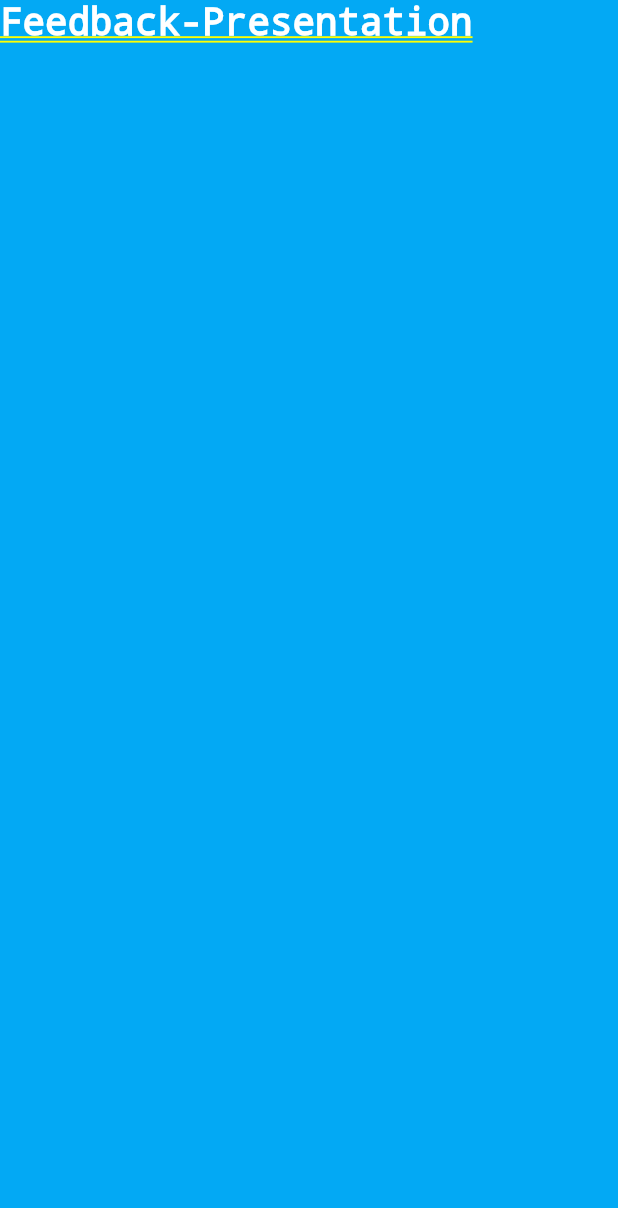
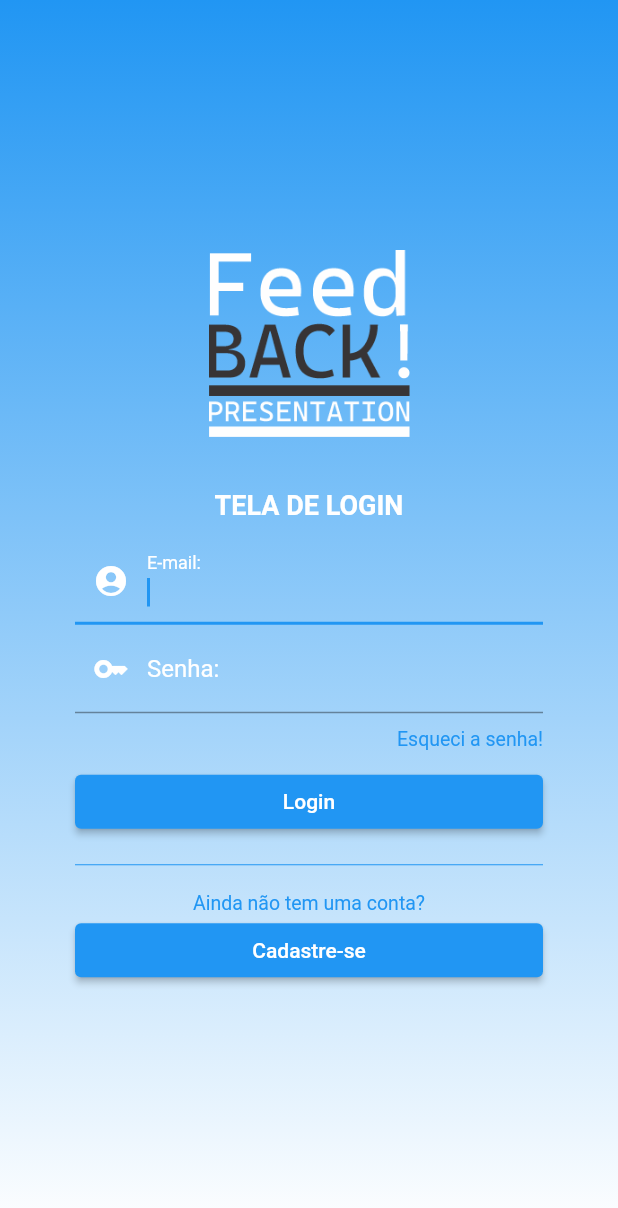
Before and after one commit to Deivison-Amorim/Fundamentos-da-Programa-Aplicada, a Flutter app: the screen it shows after launch, on a phone screen of 412 x 824 dp. Shown: the top 1208 px of the screen. Run offline on Flutter 3.47's test engine with Material 2 defaults, Android fonts, the light colour scheme and no system bars.

Commit message:
Tela de login

```diff
--- a/lib/main.dart
+++ b/lib/main.dart
@@ -1,6 +1,7 @@
 import 'package:flutter/material.dart'
     show BuildContext, MaterialApp, StatelessWidget, Widget, runApp;
-import 'package:flutter_application_1/home.dart';
+import 'package:flutter_application_1/screens/home.dart';
+import 'package:flutter_application_1/screens/login.dart';
 
 void main() {
   runApp(MyApp());
@@ -11,7 +12,7 @@ class MyApp extends StatelessWidget {
   Widget build(BuildContext context) {
     return MaterialApp(
       title: 'Feedback-Presentantion',
-      home: HomeScreen(),
+      home: LoginScreeen(),
       debugShowCheckedModeBanner: false,
     );
   }
--- a/lib/home.dart
+++ b/lib/screens/home.dart
@@ -9,7 +9,16 @@ class HomeScreen extends StatefulWidget {
 class _HomeScreenState extends State<HomeScreen> {
   @override
   Widget build(BuildContext context) {
-    return Container(
+    return Scaffold(
+      appBar: AppBar(
+        title: Text("Feedback-Presentation App"),
+        leading: Icon(Icons.menu),
+      ),
+      floatingActionButton: FloatingActionButton(
+        onPressed: () {},
+        child: Icon(Icons.add),
+      ),
+      body: Container(
         color: Colors.lightBlue,
         child: Text(
           "Feedback-Presentation",
@@ -17,6 +26,8 @@ class _HomeScreenState extends State<HomeScreen> {
             color: Colors.white,
             fontSize: 25,
           ),
-        ));
+        ),
+      ),
+    );
   }
 }
--- /dev/null
+++ b/lib/screens/login.dart
@@ -0,0 +1,118 @@
+import 'package:flutter/cupertino.dart';
+import 'package:flutter/material.dart';
+
+class LoginScreeen extends StatefulWidget {
+  const LoginScreeen({Key? key}) : super(key: key);
+  @override
+  State<LoginScreeen> createState() => _LoginScreeenState();
+}
+
+class _LoginScreeenState extends State<LoginScreeen> {
+  bool continueConnected = false;
+  @override
+  Widget build(BuildContext context) {
+    return Scaffold(
+      body: Container(
+        padding: EdgeInsets.symmetric(horizontal: 50, vertical: 30),
+        decoration: BoxDecoration(
+          gradient: LinearGradient(
+              begin: Alignment.topCenter,
+              end: Alignment.bottomCenter,
+              colors: [Colors.blue, Colors.white]),
+        ),
+        child: Column(
+          mainAxisAlignment: MainAxisAlignment.center,
+          crossAxisAlignment: CrossAxisAlignment.stretch,
+          children: [
+            Image.asset(
+              "assets/icon_1.png",
+              height: 125,
+            ),
+            Padding(
+              padding: EdgeInsets.only(
+                bottom: 35,
+              ),
+            ),
+            Text(
+              "TELA DE LOGIN",
+              textAlign: TextAlign.center,
+              style: TextStyle(
+                color: Colors.white,
+                fontSize: 18,
+                fontWeight: FontWeight.bold,
+              ),
+            ),
+            Padding(
+              padding: EdgeInsets.only(bottom: 10),
+            ),
+            Form(
+              child: Column(
+                children: [
+                  TextFormField(
+                    autofocus: true,
+                    decoration: InputDecoration(
+                      labelText: "E-mail:",
+                      labelStyle: TextStyle(color: Colors.white),
+                      prefixIcon: Icon(
+                        Icons.account_circle,
+                        color: Colors.white,
+                      ),
+                    ),
+                  ),
+                  TextFormField(
+                    decoration: InputDecoration(
+                      labelText: "Senha:",
+                      labelStyle: TextStyle(color: Colors.white),
+                      prefixIcon: Icon(
+                        Icons.key,
+                        color: Colors.white,
+                      ),
+                    ),
+                  )
+                ],
+              ),
+            ),
+            Padding(
+              padding: EdgeInsets.only(bottom: 10),
+            ),
+            GestureDetector(
+              onTap: () {
+                print("Clique aqui!");
+              },
+              child: Text(
+                "Esqueci a senha!",
+                style: TextStyle(color: Colors.blue, fontSize: 13),
+                textAlign: TextAlign.right,
+              ),
+            ),
+            Padding(
+              padding: EdgeInsets.only(bottom: 10),
+            ),
+            ElevatedButton(
+              onPressed: () {},
+              child: Text("Login"),
+            ),
+            Padding(
+              padding: EdgeInsets.symmetric(vertical: 10),
+              child: Divider(
+                color: Colors.blue,
+              ),
+            ),
+            Text(
+              "Ainda não tem uma conta?",
+              textAlign: TextAlign.center,
+              style: TextStyle(
+                color: Colors.blue,
+                fontSize: 13,
+              ),
+            ),
+            ElevatedButton(
+              onPressed: () {},
+              child: Text("Cadastre-se"),
+            ),
+          ],
+        ),
+      ),
+    );
+  }
+}
--- a/pubspec.yaml
+++ b/pubspec.yaml
@@ -59,8 +59,8 @@ flutter:
 
   # To add assets to your application, add an assets section, like this:
   # assets:
-  #   - images/a_dot_burr.jpeg
-  #   - images/a_dot_ham.jpeg
+  assets:
+    - assets/
 
   # An image asset can refer to one or more resolution-specific "variants", see
   # https://flutter.dev/assets-and-images/#resolution-aware
```
Also changed, not shown: assets/icon_1.png (added).
